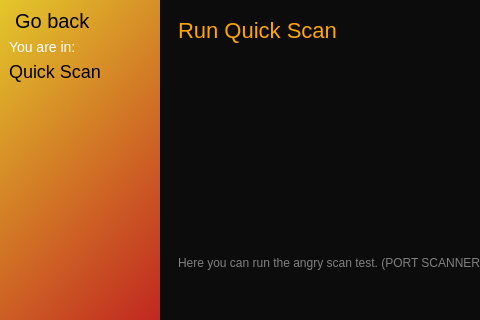
Old version of the form router/scan_ui/Quick.ui in the repository hunterjreid/HomeScan; both pictures show x 0 to 480 and y 0 to 320 of the 914 by 506 pixel window.
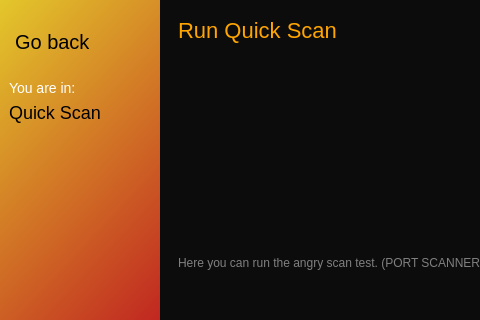
New version of the form. Icons and pictures are not drawn.

What changed in the file:
```diff
--- a/router/scan_ui/Quick.ui
+++ b/router/scan_ui/Quick.ui
@@ -63,6 +63,12 @@
           <layout class="QHBoxLayout" name="top">
            <item alignment="Qt::AlignTop">
             <widget class="QPushButton" name="back">
+             <property name="minimumSize">
+              <size>
+               <width>0</width>
+               <height>65</height>
+              </size>
+             </property>
              <property name="styleSheet">
               <string notr="true">font-size:20px;
 background:none;</string>
```
